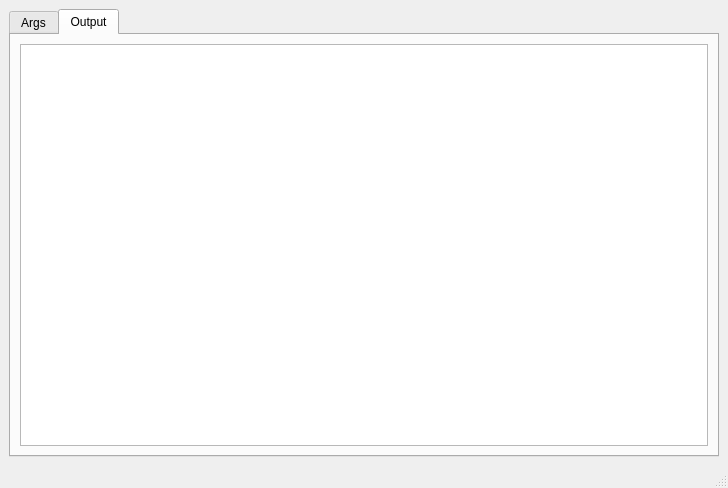
Before: the Qt Designer form ui/ArgsWindow.ui in fomalhaut88/gui-args-framework, drawn with Qt 5.
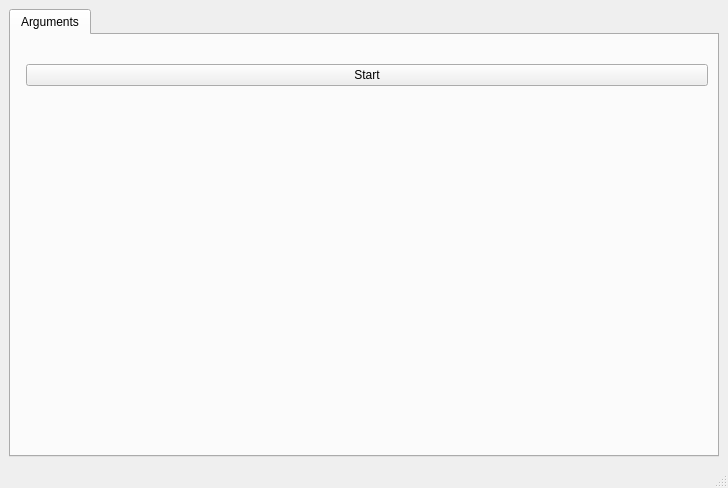
After: the same form once the commit is applied. The open tabs and pages were chosen to show the change.

Diff of the .ui file:
```diff
--- a/ui/ArgsWindow.ui
+++ b/ui/ArgsWindow.ui
@@ -22,7 +22,7 @@
       </property>
       <widget class="QWidget" name="argsTab">
        <attribute name="title">
-        <string>Args</string>
+        <string>Arguments</string>
        </attribute>
        <layout class="QFormLayout" name="formLayout">
         <property name="fieldGrowthPolicy">
@@ -44,16 +44,6 @@
         </item>
        </layout>
       </widget>
-      <widget class="QWidget" name="outputTab">
-       <attribute name="title">
-        <string>Output</string>
-       </attribute>
-       <layout class="QVBoxLayout" name="verticalLayout_2">
-        <item>
-         <widget class="QPlainTextEdit" name="outputTextEdit"/>
-        </item>
-       </layout>
-      </widget>
      </widget>
     </item>
    </layout>
```
